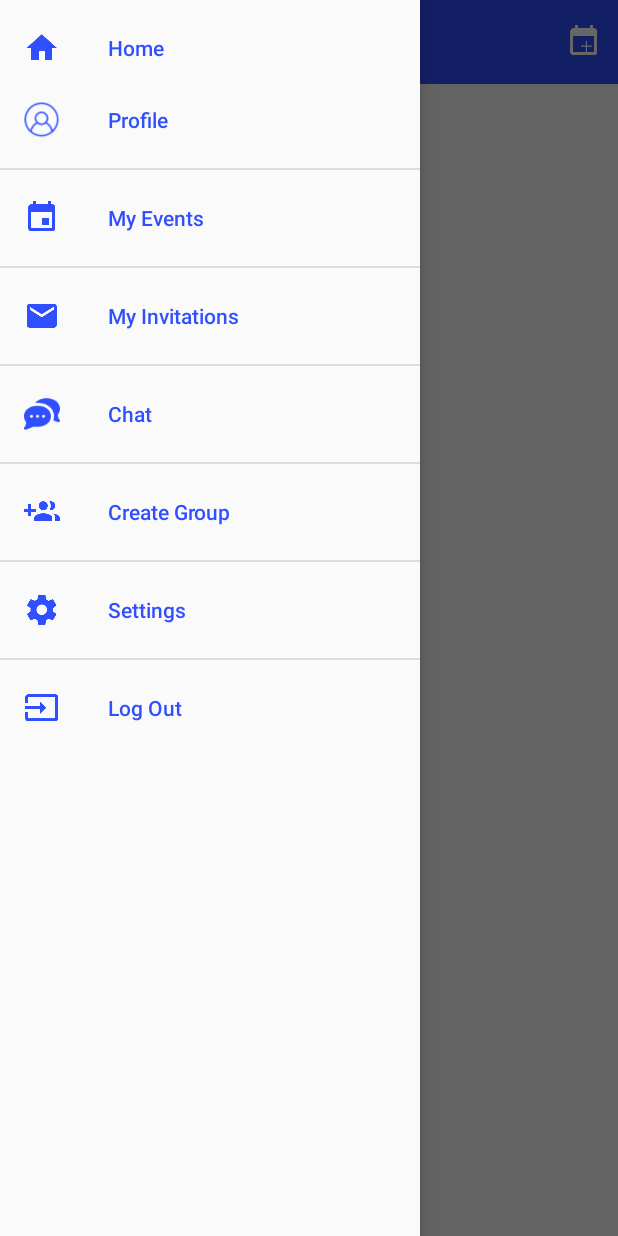
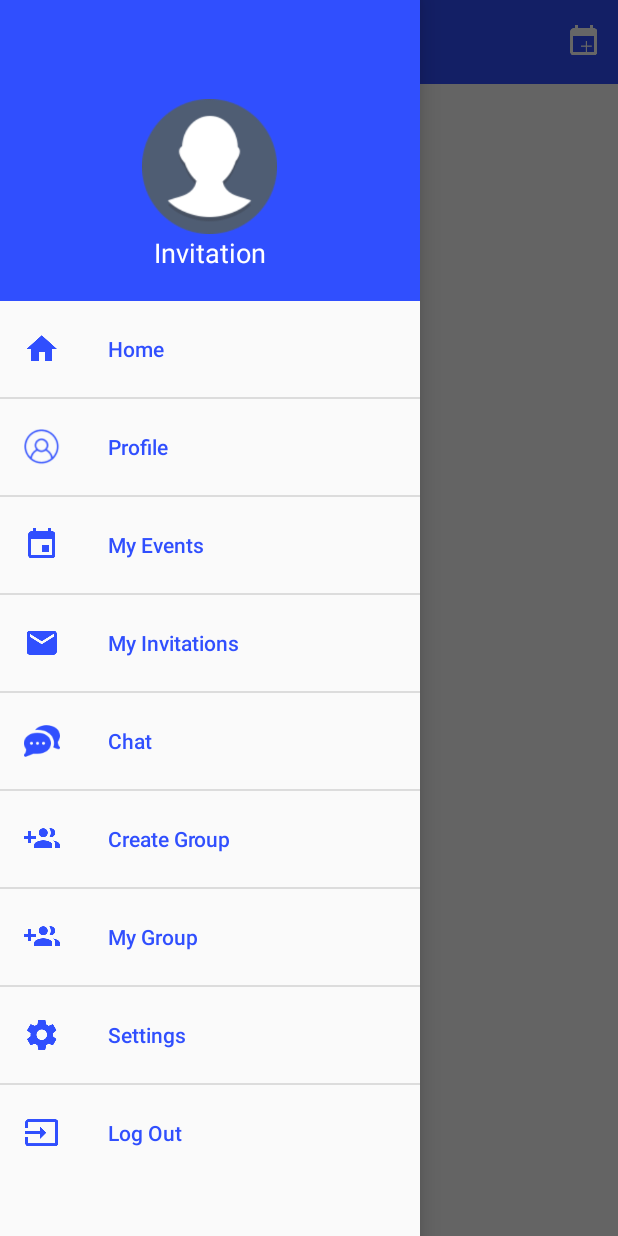
Before and after one commit to sivanookala1979/invitationapp-new, an Android app: the HomeScreenActivity screen opened directly, with no data from a screen before it, with the side drawer open, on a phone screen of 412 x 824 dp. Run offline under Robolectric (Android 15) with nearby library versions, the phone set to English and light mode, and no system bars; our stand-ins replace Picasso; network calls fail; pictures from the network do not load; 3 statements that could not run were skipped.

Commit message:
implemented navigation profile image and profile name in home screen, added my groups item in navigation menu, changes in my event activity, changes in participent activity relevant to my groups activity, implemented toast while making contact as admin in share event activity,  implemented groups adapter, implemented my groups activity, fixed the issue of checkbox color in contact item, implemented navigation drawer header xml, added navigation header in  navigation menu activity, implemented get group items and get group members in group syncher.

```diff
--- a/app/src/main/AndroidManifest.xml
+++ b/app/src/main/AndroidManifest.xml
@@ -14,7 +14,6 @@
     <uses-permission android:name="com.google.android.c2dm.permission.RECEIVE" />
     <uses-permission android:name="android.permission.READ_EXTERNAL_STORAGE" />
     <uses-permission android:name="android.permission.WRITE_EXTERNAL_STORAGE" />
-
     <uses-permission android:name="android.permission.VIBRATE" />
 
     <uses-feature android:name="android.hardware.camera" />
@@ -119,11 +118,12 @@
 
         <activity
             android:name=".UserProfile"
-            android:screenOrientation="portrait"></activity>
+            android:screenOrientation="portrait" />
         <activity
             android:name=".activities.chat.IntraChatActivity"
             android:screenOrientation="portrait"
             android:windowSoftInputMode="stateHidden" />
+
         <service
             android:name=".fcm.RegistrationIntentService"
             android:exported="false" />
@@ -144,6 +144,8 @@
                 <action android:name="com.google.firebase.INSTANCE_ID_EVENT" />
             </intent-filter>
         </service>
+
+        <activity android:name=".MyGroupsActivity"></activity>
     </application>
 
 </manifest>
--- a/app/src/main/java/com/cerone/invitation/activities/HomeScreenActivity.java
+++ b/app/src/main/java/com/cerone/invitation/activities/HomeScreenActivity.java
@@ -17,12 +17,15 @@ import android.widget.AdapterView;
 import android.widget.AdapterView.OnItemClickListener;
 import android.widget.ImageView;
 import android.widget.ListView;
+import android.widget.TextView;
 
+import com.cerone.invitation.MyGroupsActivity;
 import com.cerone.invitation.R;
 import com.cerone.invitation.UserProfile;
 import com.cerone.invitation.activities.chat.AllChatsActivity;
 import com.cerone.invitation.adapter.HomeEventAdapter;
 import com.cerone.invitation.fcm.RegistrationIntentService;
+import com.cerone.invitation.helpers.CircleTransform;
 import com.cerone.invitation.helpers.InvtAppAsyncTask;
 import com.cerone.invitation.helpers.InvtAppPreferences;
 import com.cerone.invitation.helpers.MobileHelper;
@@ -31,7 +34,10 @@ import com.cerone.invitation.service.MyService;
 import com.cerone.invitation.service.NotificationService;
 import com.example.dataobjects.Event;
 import com.example.dataobjects.ServiceInformation;
+import com.example.dataobjects.User;
 import com.example.syncher.EventSyncher;
+import com.example.syncher.UserSyncher;
+import com.squareup.picasso.Picasso;
 
 import java.util.ArrayList;
 import java.util.List;
@@ -43,6 +49,9 @@ public class HomeScreenActivity extends BaseActivity implements OnClickListener,
     HomeEventAdapter adapter;
     List<Event> myEventsList = new ArrayList<Event>();
     int ownerId = 0;
+    User profile;
+    TextView userName;
+    ImageView userImage;
 
     @Override
     protected void onCreate(Bundle savedInstanceState) {
@@ -61,6 +70,13 @@ public class HomeScreenActivity extends BaseActivity implements OnClickListener,
         Intent intent = new Intent(this, RegistrationIntentService.class);
         startService(intent);
         checkUserPermissions();
+        updateProfileImageAndName();
+
+        NavigationView navigationView = (NavigationView) findViewById(R.id.nav_view);
+        View hView = navigationView.getHeaderView(0);
+        userImage = (ImageView) hView.findViewById(R.id.nav_userImage);
+        userName = (TextView) hView.findViewById(R.id.txt_nav_userName);
+        navigationView.setNavigationItemSelectedListener(this);
     }
 
     private void closePreviousServices() {
@@ -87,6 +103,38 @@ public class HomeScreenActivity extends BaseActivity implements OnClickListener,
         NavigationView navigationView = (NavigationView) findViewById(R.id.nav_view);
         navigationView.setNavigationItemSelectedListener(this);
 
+    }
+
+    public void updateProfileImageAndName() {
+        profile = InvtAppPreferences.getProfileDetails();
+        new InvtAppAsyncTask(this) {
+
+            @Override
+            public void process() {
+                if(profile == null) {
+                    UserSyncher syncher = new UserSyncher();
+                    profile = syncher.getUserdetails();
+                    InvtAppPreferences.setProfileDetails(profile);
+                }
+            }
+
+            @Override
+            public void afterPostExecute() {
+                if (profile != null) {
+                    Log.d("Image", "" + profile.getImage());
+                    if (profile.getImage() != null && !profile.getImage().isEmpty() && profile.getUserName() != null) {
+                        Picasso.with(getApplicationContext()).load(profile.getImage()).transform(new CircleTransform()).into(userImage);
+                        userImage.setOnClickListener(null);
+                        userName.setText(profile.getUserName());
+                    } else if (profile.getImage().isEmpty() && profile.getUserName() != null) {
+                        userName.setText(profile.getUserName());
+                    } else if (profile.getUserName() == null && profile.getImage() != null && !profile.getImage().isEmpty()) {
+                        Picasso.with(getApplicationContext()).load(profile.getImage()).transform(new CircleTransform()).into(userImage);
+                    }
+                }
+            }
+
+        }.execute();
     }
 
     private void loadEvents() {
@@ -118,7 +166,6 @@ public class HomeScreenActivity extends BaseActivity implements OnClickListener,
 
     @Override
     public void onClick(View v) {
-        Intent intent;
         switch (v.getId()) {
             case R.id.toolbarEvent:
                 InvtAppPreferences.setEventDetails(null);
@@ -163,28 +210,31 @@ public class HomeScreenActivity extends BaseActivity implements OnClickListener,
         Intent intent = null;
         int id = item.getItemId();
         switch (id) {
-            case R.id.home :
+            case R.id.nav_home :
                 intent = new Intent(this, HomeScreenActivity.class);
                 break;
-            case R.id.profile :
+            case R.id.nav_profile :
                 intent = new Intent(this, UserProfile.class);
                 break;
-            case R.id.myEvents :
+            case R.id.nav_myEvents :
                 intent = new Intent(this, MyEventsActivity.class);
                 break;
-            case R.id.myInvitations  :
+            case R.id.nav_myInvitations  :
                 intent = new Intent(this, InvitationActivity.class);
                 break;
-            case R.id.myChat  :
+            case R.id.nav_myChat  :
                 intent = new Intent(this, AllChatsActivity.class);
                 break;
-            case R.id.nav_add_group :
+            case R.id.nav_addGroup :
                 intent = new Intent(this, NewGroupActivity.class);
                 break;
-            case R.id.settings :
+            case R.id.nav_myGroup :
+                intent = new Intent(this, MyGroupsActivity.class);
+                break;
+            case R.id.nav_settings :
                 ToastHelper.blueToast(getApplicationContext(), "Need to implement settings.");
                 break;
-            case R.id.logout :
+            case R.id.nav_logout :
                 InvtAppPreferences.setLoggedIn(false);
                 InvtAppPreferences.reset();
                 Intent logoutIntent = new Intent(HomeScreenActivity.this, SignInActivity.class);
--- a/app/src/main/java/com/cerone/invitation/activities/MyEventActivity.java
+++ b/app/src/main/java/com/cerone/invitation/activities/MyEventActivity.java
@@ -89,6 +89,8 @@ public class MyEventActivity extends BaseActivity implements OnClickListener {
             case R.id.participants:
             case R.id.participantsLayout:
                 intent = new Intent(getApplicationContext(), ParticipantsActivity.class);
+                intent.putExtra("orderId", 0);
+                intent.putExtra("title", "Invitees");
                 startActivity(intent);
                 break;
             case R.id.editEvent:
--- a/app/src/main/java/com/cerone/invitation/activities/ShareEventActivity.java
+++ b/app/src/main/java/com/cerone/invitation/activities/ShareEventActivity.java
@@ -325,6 +325,9 @@ public class ShareEventActivity extends BaseActivity implements OnClickListener,
                 Log.d("is admin", position+" "+!user.isAdmin()+"");
                 user.setAdmin(!user.isAdmin());
                 adapter.setUsers(allSelectedlist);
+                if(user.isAdmin()){
+                    Toast.makeText(getApplicationContext(), user.getUserName()+" made as admin", Toast.LENGTH_LONG).show();
+                }
                 break;
         }
 
--- a/app/src/main/res/layout/contact_item.xml
+++ b/app/src/main/res/layout/contact_item.xml
@@ -11,7 +11,9 @@
         android:id="@+id/shareEvent_check"
         android:layout_width="0dp"
         android:layout_height="wrap_content"
-        android:layout_weight="1" />
+        android:layout_weight="1"
+        android:button="@drawable/check_box_style"
+        />
 
     <TextView
         android:id="@+id/contactPersonName"
--- /dev/null
+++ b/app/src/main/res/layout/nav_header_navigation_drawer.xml
@@ -0,0 +1,34 @@
+<?xml version="1.0" encoding="utf-8"?>
+<LinearLayout xmlns:android="http://schemas.android.com/apk/res/android"
+    xmlns:app="http://schemas.android.com/apk/res-auto"
+    android:id="@+id/nav_header"
+    android:layout_width="match_parent"
+    android:layout_height="wrap_content"
+    android:background="@color/blue_shade"
+    android:gravity="bottom|center"
+    android:orientation="vertical"
+    android:paddingLeft="@dimen/activity_horizontal_margin"
+    android:paddingRight="@dimen/activity_horizontal_margin"
+    android:paddingTop="@dimen/activity_vertical_margin"
+    android:theme="@style/ThemeOverlay.AppCompat.Dark">
+
+    <ImageView
+        android:id="@+id/nav_userImage"
+        android:layout_width="90dp"
+        android:layout_height="90dp"
+        android:minHeight="90dp"
+        android:minWidth="90dp"
+        android:layout_marginTop="50dp"
+        android:src="@drawable/circle_image" />
+
+    <TextView
+        android:id="@+id/txt_nav_userName"
+        android:gravity="center"
+        android:layout_width="match_parent"
+        android:layout_height="wrap_content"
+        android:paddingBottom="@dimen/layout_small_hight"
+        android:textSize="@dimen/text_size_medium"
+        android:text="Invitation"
+        android:textAppearance="@style/TextAppearance.AppCompat.Body1" />
+
+</LinearLayout>
--- a/app/src/main/res/layout/navigation_menu_activity.xml
+++ b/app/src/main/res/layout/navigation_menu_activity.xml
@@ -21,6 +21,7 @@
         android:layout_height="match_parent"
         android:layout_gravity="start"
         android:fitsSystemWindows="true"
+        app:headerLayout="@layout/nav_header_navigation_drawer"
         android:fontFamily="fonts/AvenirNextLTPro-Regular.otf"
         app:itemTextColor="@color/blue_shade"
         app:itemIconTint="@color/blue_shade"
--- a/app/src/main/res/menu/activity_navigation_drawer_drawer.xml
+++ b/app/src/main/res/menu/activity_navigation_drawer_drawer.xml
@@ -1,39 +1,43 @@
 <?xml version="1.0" encoding="utf-8"?>
 <menu xmlns:android="http://schemas.android.com/apk/res/android">
 
-    <group android:checkableBehavior="single">
+    <group
+        android:id="@+id/home"
+        android:checkableBehavior="single">
         <item
-            android:id="@+id/home"
+            android:id="@+id/nav_home"
             android:icon="@drawable/home"
             android:title="Home" />
     </group>
-    <group android:checkableBehavior="single">
+    <group
+        android:id="@+id/profile"
+        android:checkableBehavior="single">
         <item
-            android:id="@+id/profile"
+            android:id="@+id/nav_profile"
             android:icon="@drawable/profile_icon"
             android:title="Profile" />
     </group>
     <group
-        android:id="@+id/namMyEvents"
+        android:id="@+id/myEvents"
         android:checkableBehavior="single">
         <item
-            android:id="@+id/myEvents"
+            android:id="@+id/nav_myEvents"
             android:icon="@drawable/event"
             android:title="My Events" />
     </group>
     <group
-        android:id="@+id/nav_myInvitations"
+        android:id="@+id/myInvitations"
         android:checkableBehavior="single">
         <item
-            android:id="@+id/myInvitations"
+            android:id="@+id/nav_myInvitations"
             android:icon="@drawable/invitation"
             android:title="My Invitations" />
     </group>
     <group
-        android:id="@+id/nav_myChat"
+        android:id="@+id/myChat"
         android:checkableBehavior="single">
         <item
-            android:id="@+id/myChat"
+            android:id="@+id/nav_myChat"
             android:icon="@drawable/chat"
             android:title="Chat" />
     </group>
@@ -41,24 +45,34 @@
         android:id="@+id/nav_serviceAvailibilityGroup"
         android:checkableBehavior="single">
         <item
-            android:id="@+id/nav_add_group"
+            android:id="@+id/nav_addGroup"
             android:icon="@drawable/add_group"
             android:title="Create Group" />
     </group>
+
     <group
-        android:id="@+id/nav_settings"
+        android:id="@+id/myGroup"
         android:checkableBehavior="single">
         <item
-            android:id="@+id/settings"
+            android:id="@+id/nav_myGroup"
+            android:icon="@drawable/add_group"
+            android:title="My Group" />
+    </group>
+
+    <group
+        android:id="@+id/settings"
+        android:checkableBehavior="single">
+        <item
+            android:id="@+id/nav_settings"
             android:icon="@drawable/settings"
             android:title="Settings" />
     </group>
 
     <group
-        android:id="@+id/nav_logout"
+        android:id="@+id/logout"
         android:checkableBehavior="single">
         <item
-            android:id="@+id/logout"
+            android:id="@+id/nav_logout"
             android:icon="@drawable/log_out"
             android:title="Log Out" />
     </group>
```
Also changed, not shown: app/src/main/java/com/cerone/invitation/MyGroupsActivity.java (added, +69 -0 lines), app/src/main/java/com/cerone/invitation/activities/ParticipantsActivity.java (+16 -9 lines), app/src/main/java/com/cerone/invitation/adapter/GroupsAdapter.java (added, +60 -0 lines), core/src/main/java/com/example/dataobjects/Group.java (+9 -0 lines), core/src/main/java/com/example/syncher/GroupSyncher.java (+57 -3 lines).
